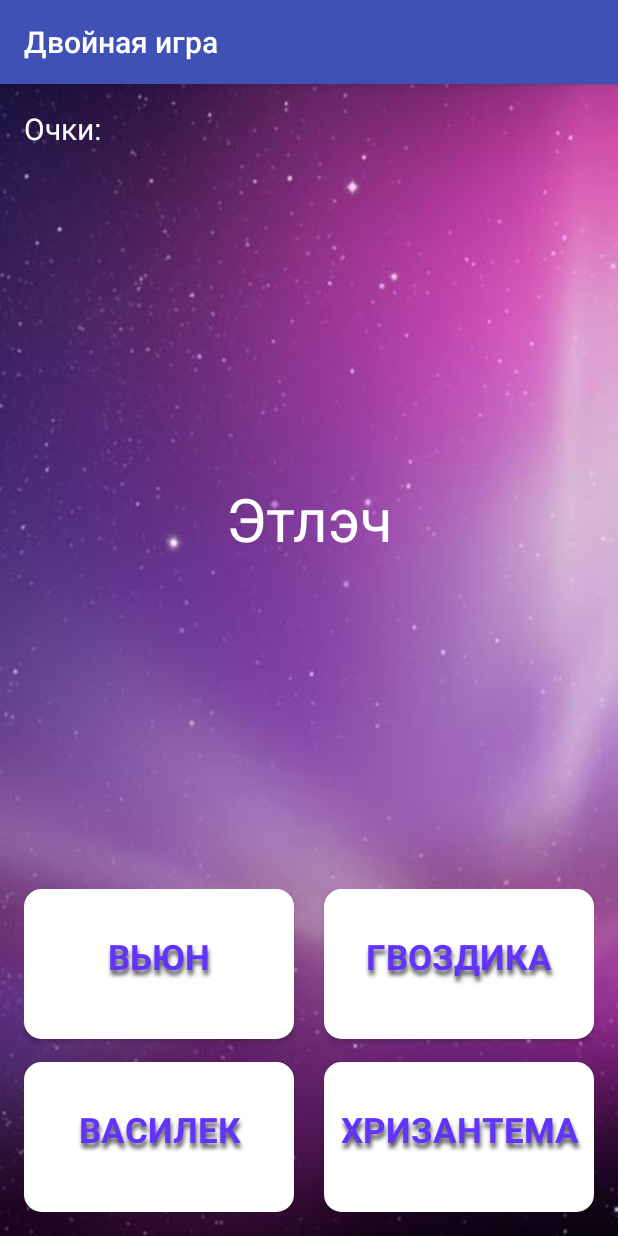
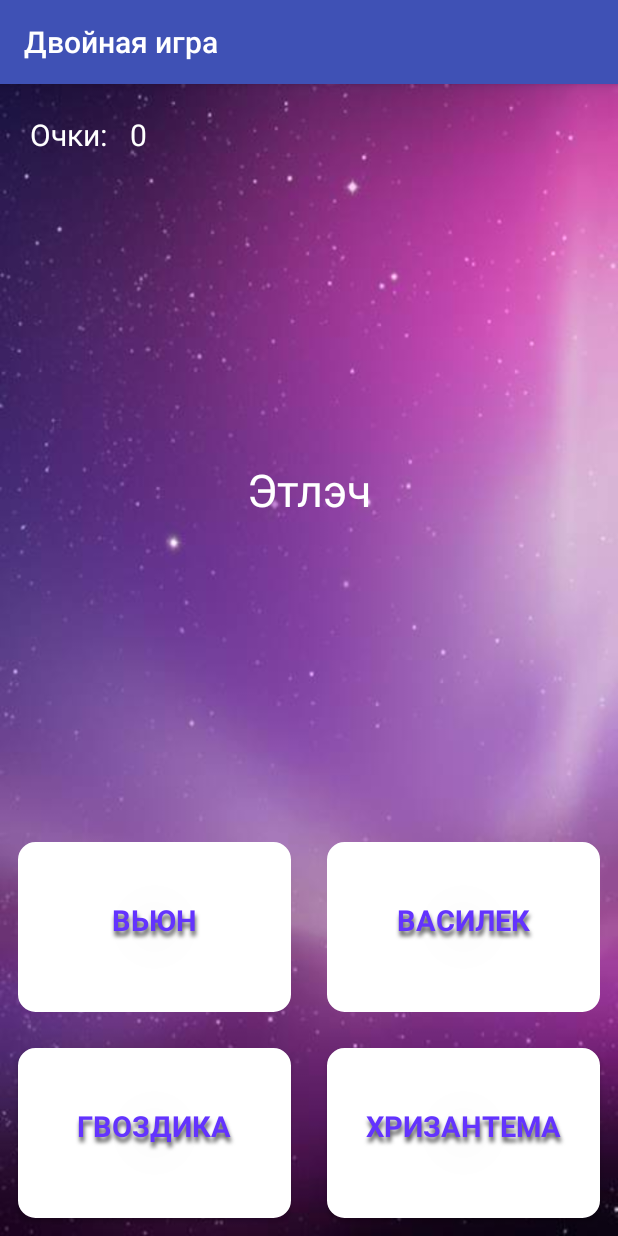
Before and after one commit to pandaket/Translate-Game, an Android app: the DoubleGameActivity screen opened directly, with no data from a screen before it, on a phone screen of 412 x 824 dp. Run offline under Robolectric (Android 15) with nearby library versions, the phone set to English and light mode, and no system bars.

Commit message:
Change structure interface
Replace RelativeLayout to LinearLoyout,. Adaptive interface!

```diff
--- a/ModelsGame/app/src/main/res/layout/activity_main_single.xml
+++ b/ModelsGame/app/src/main/res/layout/activity_main_single.xml
@@ -1,125 +1,157 @@
 <?xml version="1.0" encoding="utf-8"?>
-<RelativeLayout xmlns:android="http://schemas.android.com/apk/res/android"
-    xmlns:tools="http://schemas.android.com/tools"
-    android:layout_width="match_parent"
-    android:layout_height="match_parent"
-    android:paddingBottom="@dimen/activity_vertical_margin"
-    android:paddingLeft="@dimen/activity_horizontal_margin"
-    android:paddingRight="@dimen/activity_horizontal_margin"
-    android:paddingTop="@dimen/activity_vertical_margin"
-    android:background="@drawable/wallpaper"
-    tools:context=".SingleGameActivity">
+
+<LinearLayout xmlns:android="http://schemas.android.com/apk/res/android"
+    android:orientation="vertical"
+    android:layout_width="fill_parent"
+    android:layout_height="fill_parent"
+    android:background="@drawable/wallpaper">
 
 
-    <TextView
-        android:layout_width="350dp"
-        android:layout_height="250dp"
-        android:text="New Text"
-        android:textColor="#ffffff"
-        android:textSize="40dp"
-        android:id="@+id/textViewQuestion"
-        android:layout_above="@+id/buttonFirstAnswer"
-        android:layout_alignRight="@+id/buttonThirdAnswer"
-        android:layout_alignEnd="@+id/buttonThirdAnswer"
-        android:layout_alignParentLeft="true"
-        android:layout_alignParentStart="true"
-        android:layout_below="@+id/textView"
-        android:gravity="center" />
+    <LinearLayout
+        android:orientation="vertical"
+        android:layout_width="match_parent"
+        android:layout_height="100dp"
+        android:layout_weight="10"
+        android:layout_margin="10dp"
 
+        >
+
+        <LinearLayout
+            android:layout_width="wrap_content"
+            android:layout_height="wrap_content"
+            android:orientation="horizontal"
+            android:layout_margin="10dp"
+            >
             <TextView
                 android:layout_width="wrap_content"
                 android:layout_height="wrap_content"
                 android:textAppearance="?android:attr/textAppearanceSmall"
                 android:text="Очки:"
                 android:id="@+id/textView"
-        android:layout_alignParentTop="true"
-        android:layout_alignParentLeft="true"
-        android:layout_alignParentStart="true"
                 android:textColor="#ffffff"
-        android:textSize="20dp"/>
+                android:textSize="20dp"
+
+                />
 
             <TextView
                 android:layout_width="wrap_content"
                 android:layout_height="wrap_content"
                 android:text="0"
+                android:textSize="20dp"
                 android:id="@+id/scores"
-        android:layout_alignParentTop="true"
-        android:layout_toLeftOf="@+id/textViewQuestion"
-        android:layout_toStartOf="@+id/textViewQuestion"
-        android:textColor="#ffffff" />
+                android:textColor="#ffffff"
+                android:layout_marginLeft="15dp"/>
+        </LinearLayout>
+
+        <TextView
+            android:text="New Text"
+            android:textColor="#ffffff"
+            android:id="@+id/textViewQuestion"
+            android:gravity="center"
+            android:textSize="30dp"
+            android:layout_width="match_parent"
+            android:layout_height="wrap_content"
+            android:layout_gravity="center_horizontal"
+            android:layout_weight="2"
+            android:layout_margin="10dp"
+            />
+
+    </LinearLayout>
+
+    <LinearLayout
+        android:orientation="horizontal"
+        android:layout_width="match_parent"
+        android:layout_height="100dp"
+        android:layout_weight="1"
+        >
 
         <Button
-        android:layout_width="180dp"
-        android:layout_height="100dp"
+            android:layout_width="wrap_content"
+            android:layout_height="match_parent"
+            android:layout_weight="1"
+            android:layout_margin="12dp"
             android:text="FirstAnswer"
             android:id="@+id/buttonFirstAnswer"
-        android:layout_above="@+id/buttonSecondAnswer"
-        android:layout_alignParentLeft="true"
+            android:textColor="#6333FE"
+
             android:background="@drawable/button_shape"
             android:shadowRadius="3"
             android:fontFamily="@android:string/ok"
-        android:textSize="23sp"
-        android:textColor="#6333FE"
-        android:shadowColor="#595959"
-        android:shadowDx="1"
-        android:shadowDy="5"
-        android:textStyle="bold" />
-
-    <Button
-        android:layout_width="180dp"
-        android:layout_height="100dp"
-        android:text="SecondAnswer"
-        android:textColor="#6333FE"
-        android:id="@+id/buttonSecondAnswer"
-        android:layout_marginTop="15dp"
-        android:layout_alignParentBottom="true"
-        android:layout_alignParentLeft="true"
-        android:layout_alignParentStart="true"
-        android:background="@drawable/button_shape"
-        android:shadowRadius="3"
-        android:fontFamily="@android:string/ok"
-        android:textSize="23sp"
-        android:shadowColor="#595959"
-        android:shadowDx="1"
-        android:shadowDy="5"
-        android:textStyle="bold" />
-
-    <Button
-        android:layout_width="180dp"
-        android:layout_height="100dp"
-        android:text="ThirdAnswer"
-        android:textColor="#6333FE"
-        android:id="@+id/buttonThirdAnswer"
-        android:layout_alignTop="@+id/buttonFirstAnswer"
-        android:layout_alignParentRight="true"
-        android:layout_alignParentEnd="true"
-        android:background="@drawable/button_shape"
-        android:shadowRadius="3"
-        android:fontFamily="@android:string/ok"
-        android:textSize="23sp"
+            android:textSize="19sp"
             android:shadowColor="#595959"
             android:shadowDx="1"
             android:shadowDy="5"
             android:textStyle="bold"
-        android:layout_alignLeft="@+id/buttonFourthAnswer"
-        android:layout_alignStart="@+id/buttonFourthAnswer" />
+
+            />
 
         <Button
-        android:layout_width="180dp"
-        android:layout_height="100dp"
-        android:text="FourthAnswer"
+            android:layout_width="wrap_content"
+            android:layout_height="match_parent"
+            android:layout_weight="1"
+            android:layout_margin="12dp"
+
+            android:text="SecondAnswer"
+            android:id="@+id/buttonSecondAnswer"
             android:textColor="#6333FE"
-        android:id="@+id/buttonFourthAnswer"
-        android:layout_marginTop="15dp"
-        android:layout_below="@+id/buttonThirdAnswer"
-        android:layout_alignParentRight="true"
-        android:layout_alignParentEnd="true"
+
             android:background="@drawable/button_shape"
             android:shadowRadius="3"
             android:fontFamily="@android:string/ok"
-        android:textSize="23sp"
+            android:textSize="19sp"
             android:shadowColor="#595959"
             android:shadowDx="1"
             android:shadowDy="5"
-        android:textStyle="bold" />
-</RelativeLayout>
+            android:textStyle="bold"
+            />
+
+    </LinearLayout>
+
+    <LinearLayout
+        android:orientation="horizontal"
+        android:layout_width="fill_parent"
+        android:layout_height="100dp"
+        android:layout_weight="1">
+
+        <Button
+            android:layout_width="wrap_content"
+            android:layout_height="match_parent"
+            android:layout_weight="1"
+            android:layout_margin="12dp"
+
+            android:text="ThirdAnswer"
+            android:id="@+id/buttonThirdAnswer"
+            android:textColor="#6333FE"
+
+            android:background="@drawable/button_shape"
+            android:shadowRadius="3"
+            android:fontFamily="@android:string/ok"
+            android:textSize="19sp"
+            android:shadowColor="#595959"
+            android:shadowDx="1"
+            android:shadowDy="5"
+            android:textStyle="bold"
+            />
+
+        <Button
+            android:layout_width="wrap_content"
+            android:layout_height="match_parent"
+            android:layout_margin="12dp"
+            android:layout_weight="1"
+
+            android:text="FourthAnswer"
+            android:id="@+id/buttonFourthAnswer"
+            android:textColor="#6333FE"
+
+            android:background="@drawable/button_shape"
+            android:shadowRadius="3"
+            android:fontFamily="@android:string/ok"
+            android:textSize="19sp"
+            android:shadowColor="#595959"
+            android:shadowDx="1"
+            android:shadowDy="5"
+            android:textStyle="bold"/>
+
+    </LinearLayout>
+
+</LinearLayout>
```
Also changed, not shown: ModelsGame/app/src/main/res/layout/activity_main_double.xml (+59 -79 lines), ModelsGame/app/src/main/res/layout/activity_main_page.xml (+26 -47 lines). Lines whose indentation alone changed are shown as unchanged.
